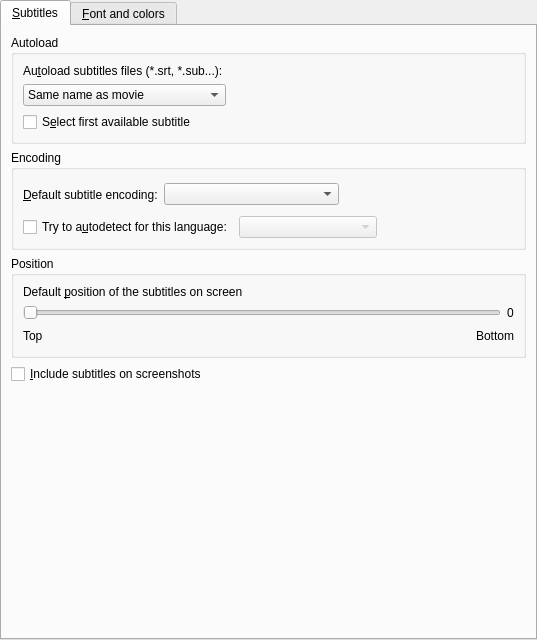
This is src/prefsubtitles.ui in wilbert2000/wzplayer as Qt 5 draws it before an edit. The edited form follows.
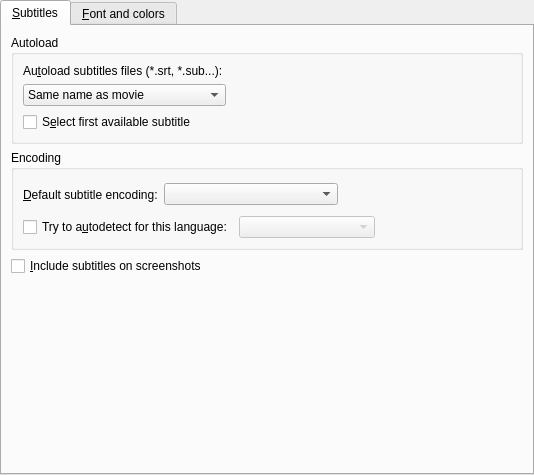
This is the edited form. Custom widgets are drawn as their Qt base class.

Commit message: Moved the subtitles position slider to the 'normal subtitles' section in preferences

Patch:
```diff
--- a/src/prefsubtitles.ui
+++ b/src/prefsubtitles.ui
@@ -5,8 +5,8 @@
    <rect>
     <x>0</x>
     <y>0</y>
-    <width>537</width>
-    <height>640</height>
+    <width>534</width>
+    <height>469</height>
    </rect>
   </property>
   <property name="windowTitle" >
@@ -230,152 +230,6 @@
          </layout>
         </widget>
        </item>
-       <item>
-        <widget class="QGroupBox" name="groupBox_2" >
-         <property name="title" >
-          <string>Position</string>
-         </property>
-         <layout class="QVBoxLayout" >
-          <property name="spacing" >
-           <number>6</number>
-          </property>
-          <property name="leftMargin" >
-           <number>9</number>
-          </property>
-          <property name="topMargin" >
-           <number>9</number>
-          </property>
-          <property name="rightMargin" >
-           <number>9</number>
-          </property>
-          <property name="bottomMargin" >
-           <number>9</number>
-          </property>
-          <item>
-           <widget class="QLabel" name="textLabel1_22" >
-            <property name="text" >
-             <string>Default &amp;position of the subtitles on screen</string>
-            </property>
-            <property name="alignment" >
-             <set>Qt::AlignVCenter</set>
-            </property>
-            <property name="wordWrap" >
-             <bool>true</bool>
-            </property>
-            <property name="buddy" >
-             <cstring>sub_pos_slider</cstring>
-            </property>
-           </widget>
-          </item>
-          <item>
-           <layout class="QHBoxLayout" >
-            <property name="spacing" >
-             <number>6</number>
-            </property>
-            <property name="leftMargin" >
-             <number>0</number>
-            </property>
-            <property name="topMargin" >
-             <number>0</number>
-            </property>
-            <property name="rightMargin" >
-             <number>0</number>
-            </property>
-            <property name="bottomMargin" >
-             <number>0</number>
-            </property>
-            <item>
-             <widget class="QSlider" name="sub_pos_slider" >
-              <property name="sizePolicy" >
-               <sizepolicy vsizetype="Fixed" hsizetype="Expanding" >
-                <horstretch>0</horstretch>
-                <verstretch>0</verstretch>
-               </sizepolicy>
-              </property>
-              <property name="minimum" >
-               <number>0</number>
-              </property>
-              <property name="maximum" >
-               <number>100</number>
-              </property>
-              <property name="pageStep" >
-               <number>1</number>
-              </property>
-              <property name="orientation" >
-               <enum>Qt::Horizontal</enum>
-              </property>
-             </widget>
-            </item>
-            <item>
-             <widget class="QLabel" name="sub_pos_label" >
-              <property name="text" >
-               <string>0</string>
-              </property>
-              <property name="wordWrap" >
-               <bool>false</bool>
-              </property>
-             </widget>
-            </item>
-           </layout>
-          </item>
-          <item>
-           <layout class="QHBoxLayout" >
-            <property name="spacing" >
-             <number>6</number>
-            </property>
-            <property name="leftMargin" >
-             <number>0</number>
-            </property>
-            <property name="topMargin" >
-             <number>0</number>
-            </property>
-            <property name="rightMargin" >
-             <number>0</number>
-            </property>
-            <property name="bottomMargin" >
-             <number>0</number>
-            </property>
-            <item>
-             <widget class="QLabel" name="textLabel2_9" >
-              <property name="text" >
-               <string>Top</string>
-              </property>
-              <property name="wordWrap" >
-               <bool>false</bool>
-              </property>
-             </widget>
-            </item>
-            <item>
-             <spacer>
-              <property name="orientation" >
-               <enum>Qt::Horizontal</enum>
-              </property>
-              <property name="sizeType" >
-               <enum>QSizePolicy::Expanding</enum>
-              </property>
-              <property name="sizeHint" >
-               <size>
-                <width>131</width>
-                <height>20</height>
-               </size>
-              </property>
-             </spacer>
-            </item>
-            <item>
-             <widget class="QLabel" name="textLabel3_5" >
-              <property name="text" >
-               <string>Bottom</string>
-              </property>
-              <property name="wordWrap" >
-               <bool>false</bool>
-              </property>
-             </widget>
-            </item>
-           </layout>
-          </item>
-         </layout>
-        </widget>
-       </item>
        <item>
         <widget class="QCheckBox" name="subtitles_on_screeshots_check" >
          <property name="text" >
@@ -680,6 +534,152 @@
              </layout>
             </widget>
            </item>
+           <item>
+            <widget class="QGroupBox" name="groupBox_2" >
+             <property name="title" >
+              <string>Position</string>
+             </property>
+             <layout class="QVBoxLayout" >
+              <property name="spacing" >
+               <number>6</number>
+              </property>
+              <property name="leftMargin" >
+               <number>9</number>
+              </property>
+              <property name="topMargin" >
+               <number>9</number>
+              </property>
+              <property name="rightMargin" >
+               <number>9</number>
+              </property>
+              <property name="bottomMargin" >
+               <number>9</number>
+              </property>
+              <item>
+               <widget class="QLabel" name="textLabel1_22" >
+                <property name="text" >
+                 <string>Default &amp;position of the subtitles on screen</string>
+                </property>
+                <property name="alignment" >
+                 <set>Qt::AlignVCenter</set>
+                </property>
+                <property name="wordWrap" >
+                 <bool>true</bool>
+                </property>
+                <property name="buddy" >
+                 <cstring>sub_pos_slider</cstring>
+                </property>
+               </widget>
+              </item>
+              <item>
+               <layout class="QHBoxLayout" >
+                <property name="spacing" >
+                 <number>6</number>
+                </property>
+                <property name="leftMargin" >
+                 <number>0</number>
+                </property>
+                <property name="topMargin" >
+                 <number>0</number>
+                </property>
+                <property name="rightMargin" >
+                 <number>0</number>
+                </property>
+                <property name="bottomMargin" >
+                 <number>0</number>
+                </property>
+                <item>
+                 <widget class="QSlider" name="sub_pos_slider" >
+                  <property name="sizePolicy" >
+                   <sizepolicy vsizetype="Fixed" hsizetype="Expanding" >
+                    <horstretch>0</horstretch>
+                    <verstretch>0</verstretch>
+                   </sizepolicy>
+                  </property>
+                  <property name="minimum" >
+                   <number>0</number>
+                  </property>
+                  <property name="maximum" >
+                   <number>100</number>
+                  </property>
+                  <property name="pageStep" >
+                   <number>1</number>
+                  </property>
+                  <property name="orientation" >
+                   <enum>Qt::Horizontal</enum>
+                  </property>
+                 </widget>
+                </item>
+                <item>
+                 <widget class="QLabel" name="sub_pos_label" >
+                  <property name="text" >
+                   <string>0</string>
+                  </property>
+                  <property name="wordWrap" >
+                   <bool>false</bool>
+                  </property>
+                 </widget>
+                </item>
+               </layout>
+              </item>
+              <item>
+               <layout class="QHBoxLayout" >
+                <property name="spacing" >
+                 <number>6</number>
+                </property>
+                <property name="leftMargin" >
+                 <number>0</number>
+                </property>
+                <property name="topMargin" >
+                 <number>0</number>
+                </property>
+                <property name="rightMargin" >
+                 <number>0</number>
+                </property>
+                <property name="bottomMargin" >
+                 <number>0</number>
+                </property>
+                <item>
+                 <widget class="QLabel" name="textLabel2_9" >
+                  <property name="text" >
+                   <string>Top</string>
+                  </property>
+                  <property name="wordWrap" >
+                   <bool>false</bool>
+                  </property>
+                 </widget>
+                </item>
+                <item>
+                 <spacer>
+                  <property name="orientation" >
+                   <enum>Qt::Horizontal</enum>
+                  </property>
+                  <property name="sizeType" >
+                   <enum>QSizePolicy::Expanding</enum>
+                  </property>
+                  <property name="sizeHint" >
+                   <size>
+                    <width>131</width>
+                    <height>20</height>
+                   </size>
+                  </property>
+                 </spacer>
+                </item>
+                <item>
+                 <widget class="QLabel" name="textLabel3_5" >
+                  <property name="text" >
+                   <string>Bottom</string>
+                  </property>
+                  <property name="wordWrap" >
+                   <bool>false</bool>
+                  </property>
+                 </widget>
+                </item>
+               </layout>
+              </item>
+             </layout>
+            </widget>
+           </item>
            <item>
             <spacer>
              <property name="orientation" >
```
Left out of the diff: 37 changed lines with no effect on the pictures. The commit also changes 1 other file.
